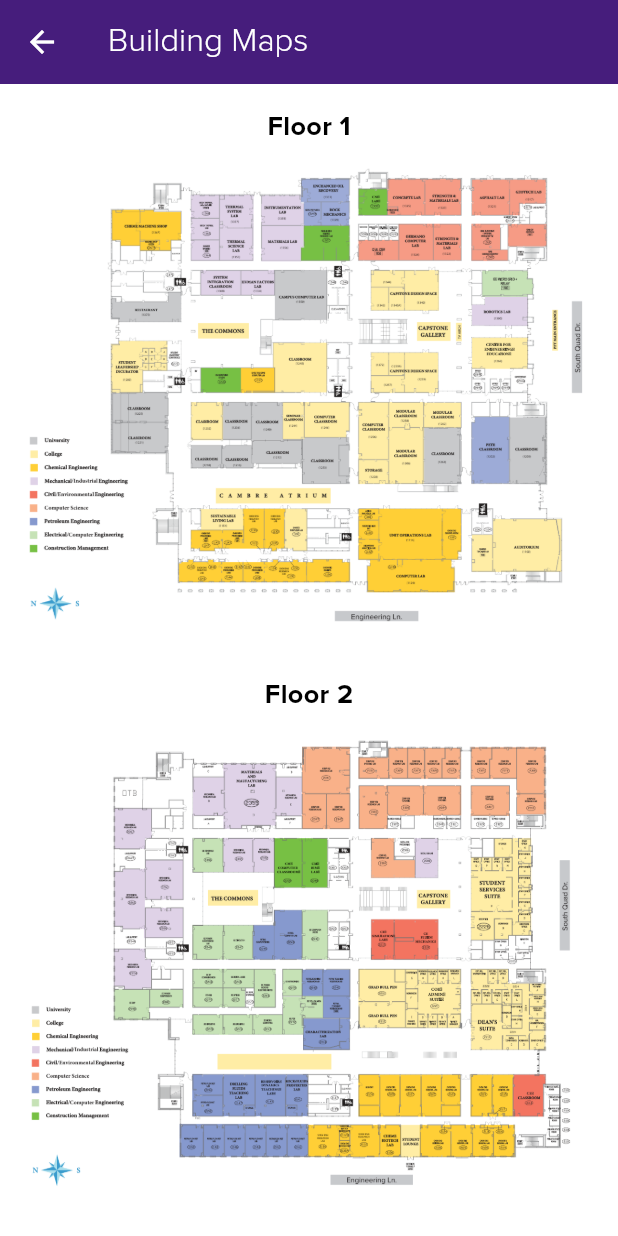
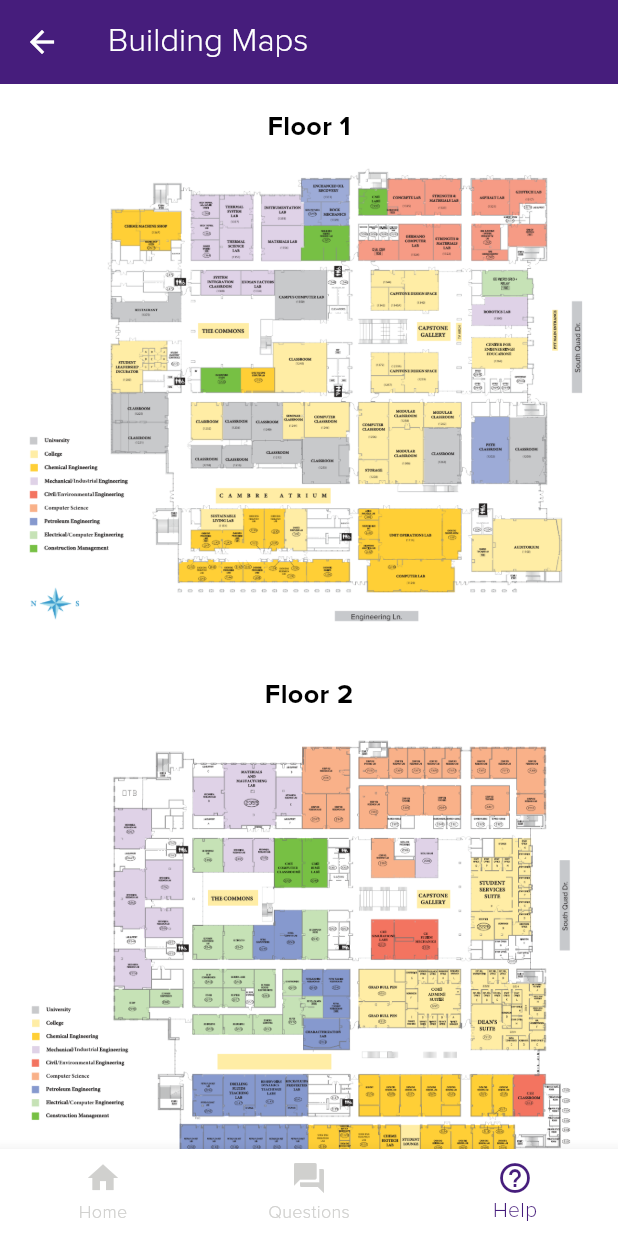
Before and after one commit to csc-4330/scavenger-hunt-4330, a Flutter app: the screen it shows after launch, item 3 of the bottom bar chosen, after a tap on "View Building Maps", on a phone screen of 412 x 824 dp. Run offline on Flutter 3.47's test engine with Material 3 defaults, Android fonts, the phone set to English and light mode, and no system bars.

Commit message:
nav bar fix

```diff
--- a/scavenger_hunt_4330/lib/help_tab.dart
+++ b/scavenger_hunt_4330/lib/help_tab.dart
@@ -4,6 +4,19 @@ import 'map_gallery.dart';
 
 class HelpTab extends StatelessWidget {
   const HelpTab({super.key});
+
+  @override
+  Widget build(BuildContext context) {
+    return Navigator(
+      onGenerateRoute: (settings) => MaterialPageRoute(
+        builder: (_) => const HelpHomePage(),
+      ),
+    );
+  }
+}
+
+class HelpHomePage extends StatelessWidget {
+  const HelpHomePage({super.key});
 
   @override
   Widget build(BuildContext context) {
@@ -25,8 +38,7 @@ class HelpTab extends StatelessWidget {
                 style: TextStyle(fontFamily: 'ProximaNova'),
               ),
               onPressed: () {
-                Navigator.push(
-                  context,
+                Navigator.of(context).push(
                   MaterialPageRoute(builder: (_) => const MapGallery()),
                 );
               },
```
